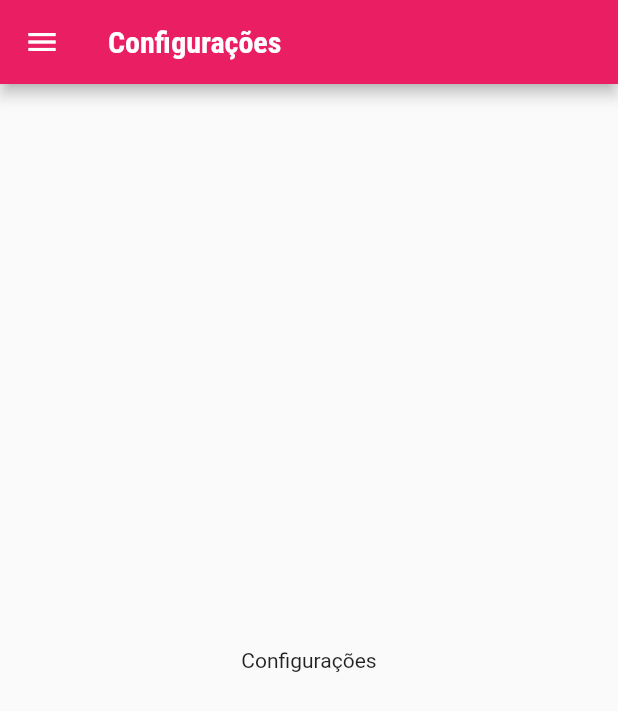
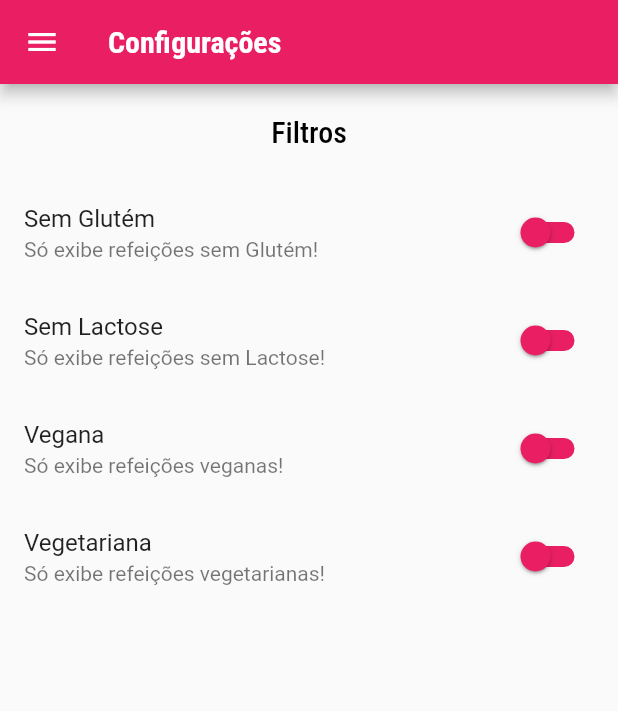
Before and after one commit to Jaceguai/receitas_projeto, a Flutter app: the SettingsScreen screen opened by its route, on a phone screen of 412 x 824 dp. Shown: the top 711 px of the screen. Run offline on Flutter 3.47's test engine with Material 2 defaults, Android fonts, the phone set to English and light mode, and no system bars; network calls fail.

Commit message:
Adicionando filtro e opção de favoritos

```diff
--- a/lib/components/main_drawer.dart
+++ b/lib/components/main_drawer.dart
@@ -25,7 +25,7 @@ class MainDrawer extends StatelessWidget {
   @override
   Widget build(BuildContext context) {
     return Drawer(
-      backgroundColor:const Color.fromARGB(255, 255, 251, 233),
+      backgroundColor:Color.fromARGB(255, 253, 251, 243),
       child: Column(
         children: [
           Container(
--- /dev/null
+++ b/lib/models/settings.dart
@@ -0,0 +1,13 @@
+class Settings{
+   bool isGlutenFree;
+   bool isLactoseFree;
+   bool isVegan;
+   bool isVegetarian;
+
+   Settings({
+    this.isGlutenFree = false,
+    this.isLactoseFree = false,
+    this.isVegan = false,
+    this.isVegetarian = false,
+   });
+}
--- a/lib/screens/settings_screen.dart
+++ b/lib/screens/settings_screen.dart
@@ -1,11 +1,49 @@
-
-
 import 'package:flutter/material.dart';
 import "../components/main_drawer.dart";
+import '../models/settings.dart';
 
+class SettingsScreen extends StatefulWidget {
+  final Settings settings;
+  final Function(Settings) onSettingsChanged;
+  const SettingsScreen({
+    Key? key,
+    required this.onSettingsChanged,
+    required this.settings,
+  }) : super(key: key);
 
-class SettingsScreen extends StatelessWidget {
-  const SettingsScreen({Key? key}) : super(key: key);
+  @override
+  State<SettingsScreen> createState() => _SettingsScreenState();
+}
+
+class _SettingsScreenState extends State<SettingsScreen> {
+  late Settings settings;
+
+  @override
+  void initState(){
+    super.initState();
+    settings = widget.settings;
+
+  }
+
+  Widget _createSwitch(
+    String title,
+    String subtitle,
+    bool value,
+    Function(bool) onChanged,
+  ) {
+    return SwitchListTile.adaptive(
+      activeColor: Colors.amber,
+      inactiveThumbColor: Colors.pink,
+      inactiveTrackColor: Colors.pink,
+      value: value,
+      onChanged: (value) {
+        onChanged(value);
+        widget.onSettingsChanged(settings);
+      },
+      title: Text(title),
+      subtitle: Text(subtitle),
+    );
+  }
 
   @override
   Widget build(BuildContext context) {
@@ -14,10 +52,43 @@ class SettingsScreen extends StatelessWidget {
         title: Text("Configurações"),
       ),
       drawer: const MainDrawer(),
-      body: Center(
-        child:Text("Configurações")
+      body: Column(
+        children: [
+          Container(
+            padding: EdgeInsets.all(20),
+            child: Text(
+              "Filtros",
+              style: Theme.of(context).textTheme.headline6,
+            ),
+          ),
+          Expanded(
+            child: ListView(
+              children: [
+                _createSwitch(
+                    "Sem Glutém",
+                    "Só exibe refeições sem Glutém!",
+                    settings.isGlutenFree,
+                    (value) => setState(() => settings.isGlutenFree = value)),
+                _createSwitch(
+                    "Sem Lactose",
+                    "Só exibe refeições sem Lactose!",
+                    settings.isLactoseFree,
+                    (value) => setState(() => settings.isLactoseFree = value)),
+                _createSwitch(
+                    "Vegana",
+                    "Só exibe refeições veganas!",
+                    settings.isVegan,
+                    (value) => setState(() => settings.isVegan = value)),
+                _createSwitch(
+                    "Vegetariana",
+                    "Só exibe refeições vegetarianas!",
+                    settings.isVegetarian,
+                    (value) => setState(() => settings.isVegetarian = value)),
+              ],
+            ),
+          )
+        ],
       ),
     );
-
   }
 }
```
Also changed, not shown: lib/main.dart (+50 -5 lines), lib/screens/categories_meals_screen.dart (+5 -3 lines), lib/screens/favorite_screen.dart (+17 -5 lines), lib/screens/meal_detail_screen.dart (+14 -4 lines), lib/screens/tabs_screen.dart (+14 -6 lines).
